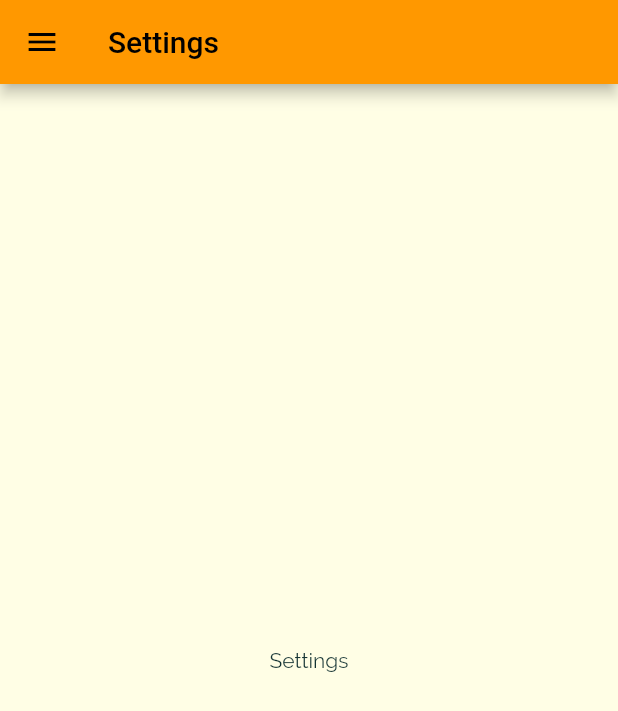
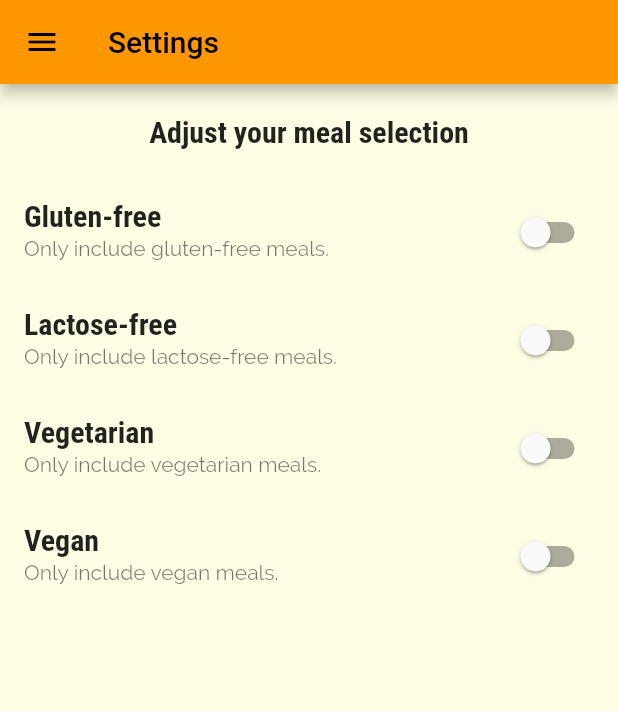
Before and after one commit to Charizard17/meal_app, a Flutter app: the SettingsScreen screen opened by its route, on a phone screen of 412 x 824 dp. Shown: the top 711 px of the screen. Run offline on Flutter 3.47's test engine with Material 2 defaults, Android fonts, the phone set to English and light mode, and no system bars.

Commit message:
switch buttons added to settings screen

```diff
--- a/lib/screens/settings_screen.dart
+++ b/lib/screens/settings_screen.dart
@@ -2,8 +2,32 @@ import 'package:flutter/material.dart';
 
 import '../widget/main_drawer.dart';
 
-class SettingsScreen extends StatelessWidget {
+class SettingsScreen extends StatefulWidget {
   static const routeName = '/settings';
+
+  @override
+  State<SettingsScreen> createState() => _SettingsScreenState();
+}
+
+class _SettingsScreenState extends State<SettingsScreen> {
+  bool _glutenFree = false;
+  bool _vegetarian = false;
+  bool _vegan = false;
+  bool _lactoseFree = false;
+
+  Widget _buildSwitchListTile(
+    String title,
+    String description,
+    bool currentValue,
+    Function updateValue,
+  ) {
+    return SwitchListTile(
+      title: Text(title),
+      value: currentValue,
+      subtitle: Text(description),
+      onChanged: updateValue,
+    );
+  }
 
   @override
   Widget build(BuildContext context) {
@@ -12,8 +36,69 @@ class SettingsScreen extends StatelessWidget {
         title: Text('Settings'),
       ),
       drawer: MainDrawer(),
-      body: Center(
-        child: Text('Settings'),
+      body: Column(
+        children: <Widget>[
+          Container(
+            padding: EdgeInsets.all(20),
+            child: Text(
+              'Adjust your meal selection',
+              style: Theme.of(context).textTheme.subtitle1,
+            ),
+          ),
+          Expanded(
+              child: ListView(
+            children: <Widget>[
+              _buildSwitchListTile(
+                'Gluten-free',
+                'Only include gluten-free meals.',
+                _glutenFree,
+                (newValue) {
+                  setState(
+                    () {
+                      _glutenFree = newValue;
+                    },
+                  );
+                },
+              ),
+              _buildSwitchListTile(
+                'Lactose-free',
+                'Only include lactose-free meals.',
+                _lactoseFree,
+                (newValue) {
+                  setState(
+                    () {
+                      _lactoseFree = newValue;
+                    },
+                  );
+                },
+              ),
+              _buildSwitchListTile(
+                'Vegetarian',
+                'Only include vegetarian meals.',
+                _vegetarian,
+                (newValue) {
+                  setState(
+                    () {
+                      _vegetarian = newValue;
+                    },
+                  );
+                },
+              ),
+              _buildSwitchListTile(
+                'Vegan',
+                'Only include vegan meals.',
+                _vegan,
+                (newValue) {
+                  setState(
+                    () {
+                      _vegan = newValue;
+                    },
+                  );
+                },
+              ),
+            ],
+          )),
+        ],
       ),
     );
   }
```
